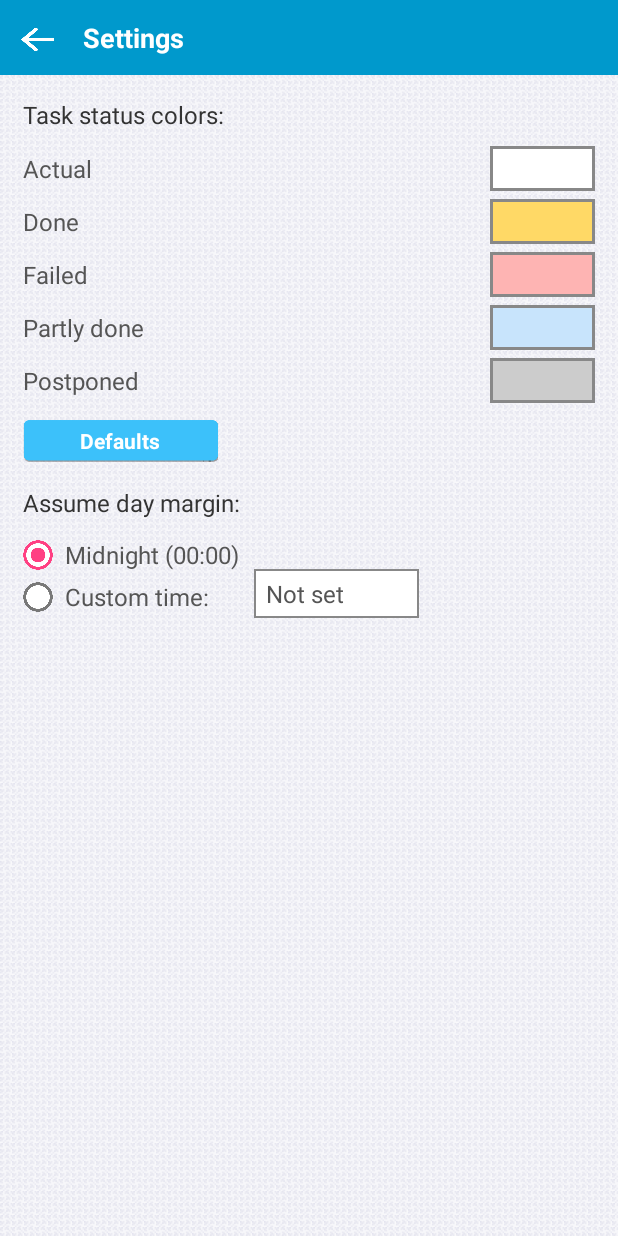
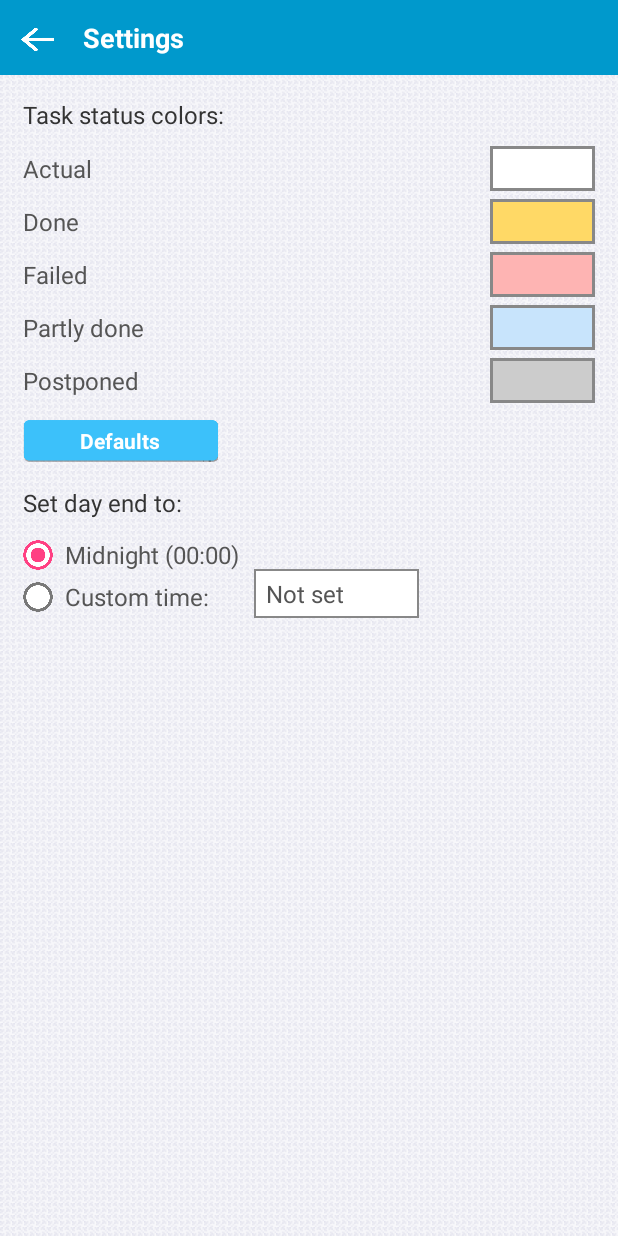
Before and after one commit to deniskond/EasyOrg, an Android app: the Settings screen opened directly, with no data from a screen before it, on a phone screen of 412 x 824 dp. Run offline under Robolectric (Android 15) with nearby library versions, the phone set to English and light mode, and no system bars.

Commit message:
Renamed package to com.nosfie.easyorg + made one minor translation improvement

```diff
--- a/app/src/main/res/values/strings.xml
+++ b/app/src/main/res/values/strings.xml
@@ -196,7 +196,7 @@
 
     <!-- SETTINGS -->
     <string name="task_status_colors">Task status colors:</string>
-    <string name="day_margin">Assume day margin:</string>
+    <string name="day_margin">Set day end to:</string>
     <string name="day_margin_midnight">Midnight (00:00)</string>
     <string name="day_margin_custom">Custom time:</string>
 
```
